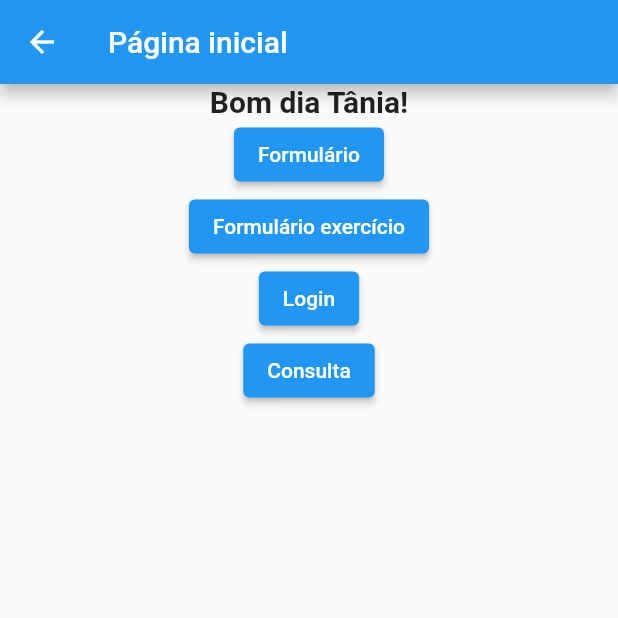
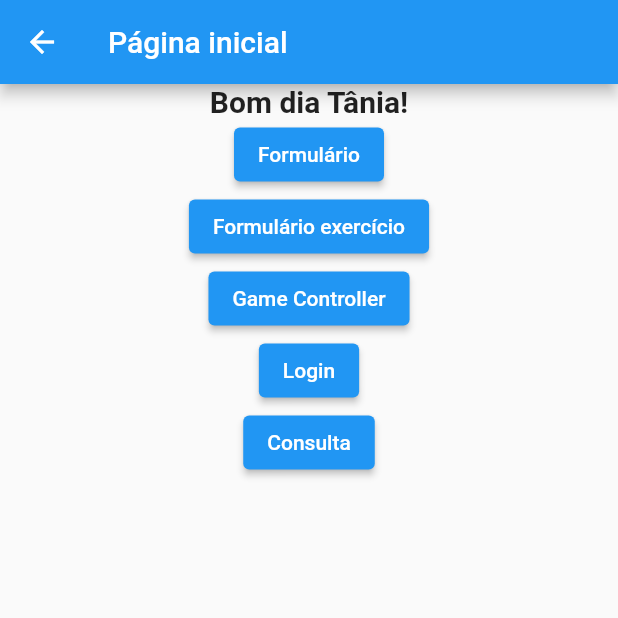
Before and after one commit to davMac606/wannakry, a Flutter app: the HomePage screen opened by its route, on a phone screen of 412 x 824 dp, the top half of it. Run offline on Flutter 3.47's test engine with Material 2 defaults, Android fonts, the phone set to English and light mode, and no system bars; missing offline and left inert: dart:ffi.

Commit message:
Began working on game project.

```diff
--- /dev/null
+++ b/lib/game.dart
@@ -0,0 +1,34 @@
+// ignore_for_file: unnecessary_new, unnecessary_this, recursive_getters, prefer_final_fields, unused_field, unused_element
+
+import 'dart:math';
+
+class Game {
+  String? _name;
+  int? _rating;
+  String? _genre;
+  double? _price;
+  String? _releaseDate;
+
+  String? _id() {
+    final random = new Random();
+    String result = '';
+    for (int i = 0; i <= 10; i++) {
+      String digit = random.nextInt(10).toString();
+      result += digit.toString();
+    }
+    return result;
+  }
+
+  Game(this._name, this._rating, this._genre, this._price, this._releaseDate);
+  get name => _name;
+  get rating => _rating;
+  get genre => _genre;
+  get price => _price;
+  get releaseDate => _releaseDate;
+
+  set name(value) => _name;
+  set rating(value) => _rating = rating;
+  set genre(value) => _genre = genre;
+  set price(value) => _price = price;
+  set releaseDate(value) => _releaseDate = releaseDate;
+}
--- /dev/null
+++ b/lib/game_repository.dart
@@ -0,0 +1,40 @@
+// ignore_for_file: avoid_print, prefer_final_fields
+
+import 'package:wannakry/game.dart';
+
+class GameRepository {
+  static List<Game> _games = [];
+
+  void addGame(Game game) {
+    print("Adding $game");
+
+    _games.add(game);
+  }
+
+  void printGames() {
+    print(_games.length);
+    for (Game game in _games) {
+      print(game);
+    }
+  }
+
+  List<Game> get getAll => _games;
+
+  static List<Game> getGames() {
+    return _games;
+  }
+
+
+  static void removeGame(Game game) {
+    _games.remove(game);
+  }
+
+  void updateGame(Game game, int index) {
+    _games[index].name = game.name;
+    _games[index].rating = game.rating;
+    _games[index].genre = game.genre;
+    _games[index].price = game.price;
+    _games[index].releaseDate = game.releaseDate;
+  }
+}
+final gameCont = GameRepository();
--- a/lib/home_page.dart
+++ b/lib/home_page.dart
@@ -28,6 +28,11 @@ class HomePage extends StatelessWidget {
                   Navigator.pushNamed(context, '/FormExercise');
                 },
                 child: Text('Formulário exercício')),
+                ElevatedButton(
+                onPressed: () {
+                  Navigator.pushNamed(context, '/Game');
+                },
+                child: Text('Game Controller')),
             ElevatedButton(
                 onPressed: () {
                   Navigator.pushNamed(context, '/Login');
--- a/lib/main.dart
+++ b/lib/main.dart
@@ -1,5 +1,6 @@
 // ignore_for_file: avoid_print
 
+import 'package:wannakry/cad_game.dart';
 import 'package:wannakry/formulario.dart';
 import 'package:wannakry/formularioexer.dart';
 import 'package:flutter/material.dart';
@@ -28,6 +29,7 @@ class MyApp extends StatelessWidget {
         '/HomePage': (context) => const HomePage(),
         '/Formulario': (context) => const Formulario(),
         '/FormExercise': (context) => const FormExercise(),
+        '/Game': (context) => const AddGame(),
         '/Login': (context) => const Login(),
         '/TelaCadastro': (context) => const TelaCadastro(),
         '/Consulta': (context) => const ListaWanna(),
--- a/lib/user.dart
+++ b/lib/user.dart
@@ -17,7 +17,7 @@ class User {
   get senha => _senha;
   get email => _email;
   get idade => _idade;
-  set nome(value) => _nome;
+  set nome(value) => _nome = nome;
   set username(value) => _username = username;
   set senha(value) => _senha = senha;
   set email(value) => _email = email;
```
Also changed, not shown: lib/cad_game.dart (added, +156 -0 lines), lib/chng_game.dart (added), lib/con_game.dart (added), lib/images/E.svg (added), lib/images/M.svg (added), lib/images/RP.svg (added), lib/images/T.svg (added).
